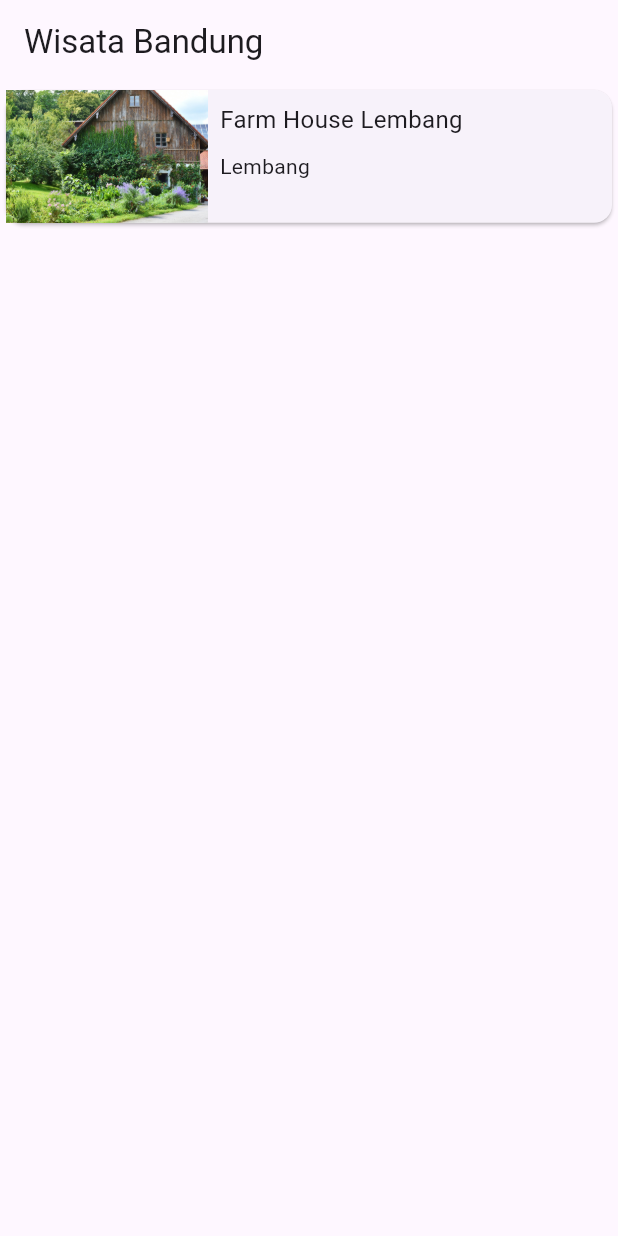
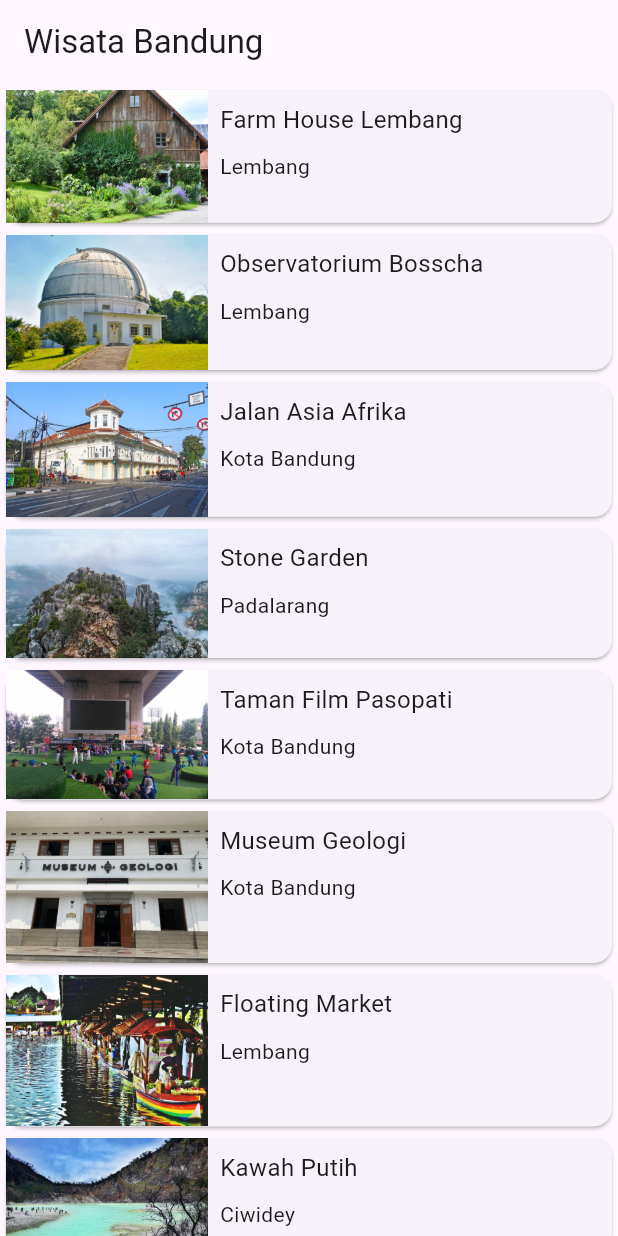
Before and after one commit to adnfutuh/travel_app, a Flutter app: the screen it shows after launch, on a phone screen of 412 x 824 dp. Run offline on Flutter 3.47's test engine with Material 3 defaults, Android fonts, the phone set to English and light mode, and no system bars.

```diff
--- /dev/null
+++ b/lib/model/tourism_place.dart
@@ -0,0 +1,159 @@
+class TourismPlace {
+  String name;
+  String location;
+  String description;
+  String openDays;
+  String openTime;
+  String ticketPrice;
+  String imageAsset;
+  List<String> imageUrls;
+
+  TourismPlace({
+    required this.name,
+    required this.location,
+    required this.description,
+    required this.openDays,
+    required this.openTime,
+    required this.ticketPrice,
+    required this.imageAsset,
+    required this.imageUrls,
+  });
+}
+
+var tourismPlaceList = [
+  TourismPlace(
+    name: 'Farm House Lembang',
+    location: 'Lembang',
+    description:
+        'Berada di jalur utama Bandung-Lembang, Farm House menjadi objek wisata yang tidak pernah sepi pengunjung. Selain karena letaknya strategis, kawasan ini juga menghadirkan nuansa wisata khas Eropa. Semua itu diterapkan dalam bentuk spot swafoto Instagramable.',
+    openDays: 'Open Everyday',
+    openTime: '09:00 - 20:00',
+    ticketPrice: 'Rp 25000',
+    imageAsset: 'assets/images/farm-house.jpg',
+    imageUrls: [
+      'https://media-cdn.tripadvisor.com/media/photo-s/0d/7c/59/70/farmhouse-lembang.jpg',
+      'https://media-cdn.tripadvisor.com/media/photo-w/13/f0/22/f6/photo3jpg.jpg',
+      'https://media-cdn.tripadvisor.com/media/photo-m/1280/16/a9/33/43/liburan-di-farmhouse.jpg'
+    ],
+  ),
+  TourismPlace(
+    name: 'Observatorium Bosscha',
+    location: 'Lembang',
+    description:
+        'Memiliki beberapa teleskop, antara lain, Refraktor Ganda Zeiss, Schmidt Bimasakti, Refraktor Bamberg, Cassegrain GOTO, dan Teleskop Surya. Refraktor Ganda Zeiss adalah jenis teleskop terbesar untuk meneropong bintang. Benda ini diletakkan pada atap kubah sehingga saat teropong digunakan, atap tersebut harus dibuka. Observatorium Bosscha boleh dikunjungi oleh siapa pun, tanpa tiket. Namun, bagi yang ingin menggunakan teleskop Zeiss, wajib mendaftarkan diri. Untuk instansi atau lembaga pendidikan, diberikan jadwal hari Selasa sampai Jumat. Sementara itu, kunjungan individu dibuka setiap hari Sabtu.',
+    openDays: 'Open Tuesday - Saturday',
+    openTime: '09:00 - 14:30',
+    ticketPrice: 'Rp 20000',
+    imageAsset: 'assets/images/bosscha.jpg',
+    imageUrls: [
+      'https://media-cdn.tripadvisor.com/media/photo-o/12/6b/63/0b/bosscha-observatory.jpg',
+      'https://media-cdn.tripadvisor.com/media/photo-p/0d/6a/88/9b/photo3jpg.jpg',
+      'https://media-cdn.tripadvisor.com/media/photo-o/11/3f/04/39/p-20171111-110220-largejpg.jpg',
+    ],
+  ),
+  TourismPlace(
+    name: 'Jalan Asia Afrika',
+    location: 'Kota Bandung',
+    description:
+        'Jalan Asia Afrika di Bandung memiliki kaitan yang sangat erat dengan pendirian kota Kembang ini. Karena pada saat itu, Gubernur Jenderal Herman Willem Deaendels dari Belanda menancapkan tongkatnya saat memerintahkan pendirian kota ini, yang kemudian diabadikan menjadi tugu Bandung Nol Kilometer.',
+    openDays: 'Open Everyday',
+    openTime: '24 hours',
+    ticketPrice: 'Free',
+    imageAsset: 'assets/images/jalan-asia-afrika.jpg',
+    imageUrls: [
+      'https://media-cdn.tripadvisor.com/media/photo-o/0d/c2/e7/e6/quotes-kota-bandung.jpg',
+      'https://media-cdn.tripadvisor.com/media/photo-w/17/f4/44/01/jalan-asia-afrika.jpg',
+      'https://media-cdn.tripadvisor.com/media/photo-s/0a/ef/36/e2/jalan-asia-afrika.jpg',
+    ],
+  ),
+  TourismPlace(
+    name: 'Stone Garden',
+    location: 'Padalarang',
+    description:
+        'Stone Garden atau Taman Batu di Padalarang – Bandung ini adalah nama secara harafiah untuk apa yang akan kita lihat jika berada di sana. Hamparan batu yang artistik membuat kita merasa tidak sedang berada di Bandung, apalagi di Padalarang. Hamparan batu yang dimaksud bukan terhampar begitu saja di atas tanah luas yang menjadi permukaannya. Batu-batu besar yang ukuran pastinya bervariasi tersusun seperti memiliki suatu formasi matematis.',
+    openDays: 'Open Everyday',
+    openTime: '06:00 - 17:00',
+    ticketPrice: 'Rp 3000',
+    imageAsset: 'assets/images/stone-garden.jpg',
+    imageUrls: [
+      'https://media-cdn.tripadvisor.com/media/photo-o/15/01/d7/4b/p-20180510-153310-01.jpg',
+      'https://media-cdn.tripadvisor.com/media/photo-w/15/68/00/32/stone-garden-citatah.jpg',
+      'https://media-cdn.tripadvisor.com/media/photo-o/0d/a2/cb/05/stone-garden-citatah.jpg',
+    ],
+  ),
+  TourismPlace(
+    name: 'Taman Film Pasopati',
+    location: 'Kota Bandung',
+    description:
+        'Menjadi salah satu tempat wisata di Bandung yang favorit, tentu Taman Film ini memiliki fasilitas cukup memadai. Pemberian fasilitas ini memiliki harapan para pengunjung akan merasa nyaman dan tak segan2 untuk kembali berkunjung terus menerus kesini. Beberapa fasilitas taman yang bisa kamu nikmati diantaranya seperti layar videotron besar berukuran 4×8 untuk memutar berbagai macam pilihan film seperti Film Indonesia, Bollywood, Korea, ataupun Indie Bandung.',
+    openDays: 'Open Everyday',
+    openTime: '24 hours',
+    ticketPrice: 'Free',
+    imageAsset: 'assets/images/taman-film.jpg',
+    imageUrls: [
+      'https://media-cdn.tripadvisor.com/media/photo-o/08/8b/87/50/bandung-movie-park.jpg',
+      'https://media-cdn.tripadvisor.com/media/photo-o/17/67/d5/53/img-20190505-114509-largejpg.jpg',
+      'https://media-cdn.tripadvisor.com/media/photo-w/09/73/33/05/taman-film-pasopati.jpg',
+    ],
+  ),
+  TourismPlace(
+    name: 'Museum Geologi',
+    location: 'Kota Bandung',
+    description:
+        'Museum Geologi didirikan pada tanggal 16 Mei 1929. Museum ini telah direnovasi dengan dana bantuan dari JICA (Japan International Cooperation Agency). Setelah mengalami renovasi, Museum Geologi dibuka kembali dan diresmikan oleh Wakil Presiden RI, Megawati Soekarnoputri pada tanggal 23 Agustus 2000. Sebagai salah satu monumen bersejarah, museum berada di bawah perlindungan pemerintah dan merupakan peninggalan nasional. Dalam Museum ini, tersimpan dan dikelola materi-materi geologi yang berlimpah, seperti fosil, batuan, mineral. Kesemuanya itu dikumpulkan selama kerja lapangan di Indonesia sejak 1850.',
+    openDays: 'Open Saturday - Thursday',
+    openTime: '09:00 - 15:30',
+    ticketPrice: 'Rp 3000',
+    imageAsset: 'assets/images/museum-geologi.jpg',
+    imageUrls: [
+      'https://media-cdn.tripadvisor.com/media/photo-w/19/1c/8e/f7/geology-museum.jpg',
+      'https://media-cdn.tripadvisor.com/media/photo-o/11/a7/35/b7/geology-museum.jpg',
+      'https://media-cdn.tripadvisor.com/media/photo-s/1a/55/e0/dc/geology-museum.jpg',
+    ],
+  ),
+  TourismPlace(
+    name: 'Floating Market',
+    location: 'Lembang',
+    description:
+        'Tempat wisata ini sepertinya memang ditujukan untuk wisata keluarga di Bandung. Di sini kita bisa menikmati suasana kawasan yang tertata rapi dan alami. Pada awalnya, floating market Lembang tidak begitu luas. Tapi sekarang sudah ekspansi dan memiliki banyak objek menarik baru. Nama floating market ini sepertinya merujuk pada stand tempat jualan makanan yang berada dalam perahu.',
+    openDays: 'Open Everyday',
+    openTime: '09:00 - 17:00',
+    ticketPrice: 'Rp 20000',
+    imageAsset: 'assets/images/floating-market.png',
+    imageUrls: [
+      'https://media-cdn.tripadvisor.com/media/photo-o/17/f9/ff/f8/floating-market-bandung.jpg',
+      'https://media-cdn.tripadvisor.com/media/photo-p/1a/86/d3/cd/20200103-125059-largejpg.jpg',
+      'https://media-cdn.tripadvisor.com/media/photo-p/19/ce/b4/9b/img20181224120857-largejpg.jpg',
+    ],
+  ),
+  TourismPlace(
+    name: 'Kawah Putih',
+    location: 'Ciwidey',
+    description:
+        'Kawah Putih adalah tempat wisata di Bandung yang paling terkenal. Berlokasi di Ciwidey, Jawa Barat, kurang lebih sekitar 50 KM arah selatan kota Bandung, Kawah Putih adalah sebuah danau yang terbentuk akibat dari letusan Gunung Patuha. Sesuai dengan namanya, tanah yang ada di kawasan ini berwarna putih akibat dari pencampuran unsur belerang.',
+    openDays: 'Open Everyday',
+    openTime: '07:00 - 17:00',
+    ticketPrice: 'Rp 15000',
+    imageAsset: 'assets/images/kawah-putih.jpg',
+    imageUrls: [
+      'https://media-cdn.tripadvisor.com/media/photo-o/0b/6e/7c/ce/rocks-sticking-out-of.jpg',
+      'https://media-cdn.tripadvisor.com/media/photo-p/0b/35/30/14/white-crater.jpg',
+      'https://media-cdn.tripadvisor.com/media/photo-o/0a/8b/9a/79/2945-t00572-www-initempatwisat.jpg',
+    ],
+  ),
+  TourismPlace(
+    name: 'Ranca Upas',
+    location: 'Ciwidey',
+    description:
+        'Ranca Upas Ciwidey adalah kawasan bumi perkemahan di bawah pengelolaan perhutani. Tempat ini berada di kawasan wisata Bandung Selatan, satu lokasi dengan kawah putih, kolam Cimanggu dan situ Patenggang. Banyak hal yang bisa dilakukan di kawasan wisata ini, seperti berkemah, berinteraksi dengan rusa, sampai bermain di water park dan mandi air panas.',
+    openDays: 'Open Everyday',
+    openTime: '24 hours',
+    ticketPrice: 'Rp 20000',
+    imageAsset: 'assets/images/ranca-upas.jpg',
+    imageUrls: [
+      'https://media-cdn.tripadvisor.com/media/photo-o/1a/e0/7f/9c/kampung-cai-ranca-upas.jpg',
+      'https://media-cdn.tripadvisor.com/media/photo-w/13/ee/2f/87/ranca-upas.jpg',
+      'https://media-cdn.tripadvisor.com/media/photo-w/13/ee/27/0a/ranca-upas.jpg',
+    ],
+  ),
+];
--- a/lib/screen/main_screen.dart
+++ b/lib/screen/main_screen.dart
@@ -1,4 +1,5 @@
 import 'package:flutter/material.dart';
+import 'package:travel_app/model/tourism_place.dart';
 import 'package:travel_app/screen/detail_screen.dart';
 
 class MainScreen extends StatelessWidget {
@@ -10,39 +11,43 @@ class MainScreen extends StatelessWidget {
       appBar: AppBar(
         title: const Text('Wisata Bandung'),
       ),
-      body: InkWell(
+      body: ListView.builder(
+        itemBuilder: (context, index) {
+          final TourismPlace place = tourismPlaceList[index];
+          return InkWell(
             onTap: () {
               Navigator.push(
                 context,
                 MaterialPageRoute(
-              builder: (context) => const DetailScreen(),
+                  builder: (context) {
+                    return const DetailScreen();
+                  },
                 ),
               );
             },
             child: Card(
               child: Row(
                 crossAxisAlignment: CrossAxisAlignment.start,
-            children: [
+                children: <Widget>[
                   Expanded(
                     flex: 1,
-                child: Image.asset('assets/images/farm-house.jpg'),
+                    child: Image.asset(place.imageAsset),
                   ),
-              const Expanded(
+                  Expanded(
                     flex: 2,
                     child: Padding(
-                  padding: EdgeInsets.all(8),
+                      padding: const EdgeInsets.all(8.0),
                       child: Column(
                         crossAxisAlignment: CrossAxisAlignment.start,
-                    mainAxisSize: MainAxisSize.min,
-                    children: [
+                        children: <Widget>[
                           Text(
-                        'Farm House Lembang',
-                        style: TextStyle(fontSize: 16.0),
+                            place.name,
+                            style: const TextStyle(fontSize: 16.0),
                           ),
-                      SizedBox(
+                          const SizedBox(
                             height: 10,
                           ),
-                      Text('Lembang'),
+                          Text(place.location),
                         ],
                       ),
                     ),
@@ -50,6 +55,9 @@ class MainScreen extends StatelessWidget {
                 ],
               ),
             ),
+          );
+        },
+        itemCount: tourismPlaceList.length,
       ),
     );
   }
```
Lines whose indentation alone changed are shown as unchanged.
